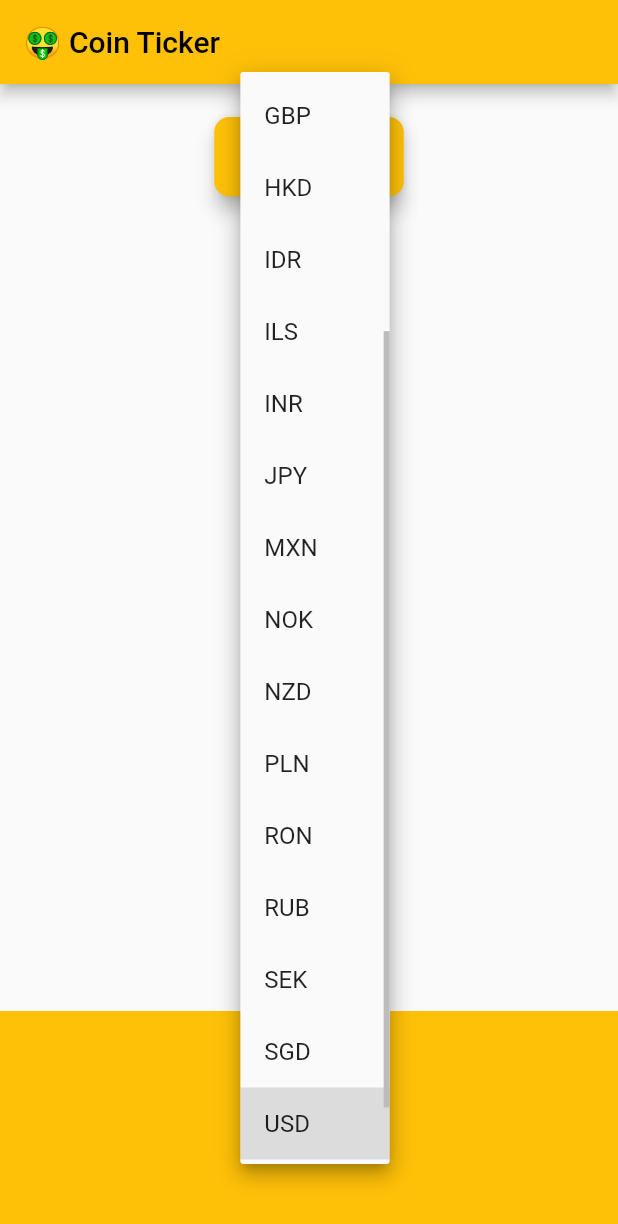
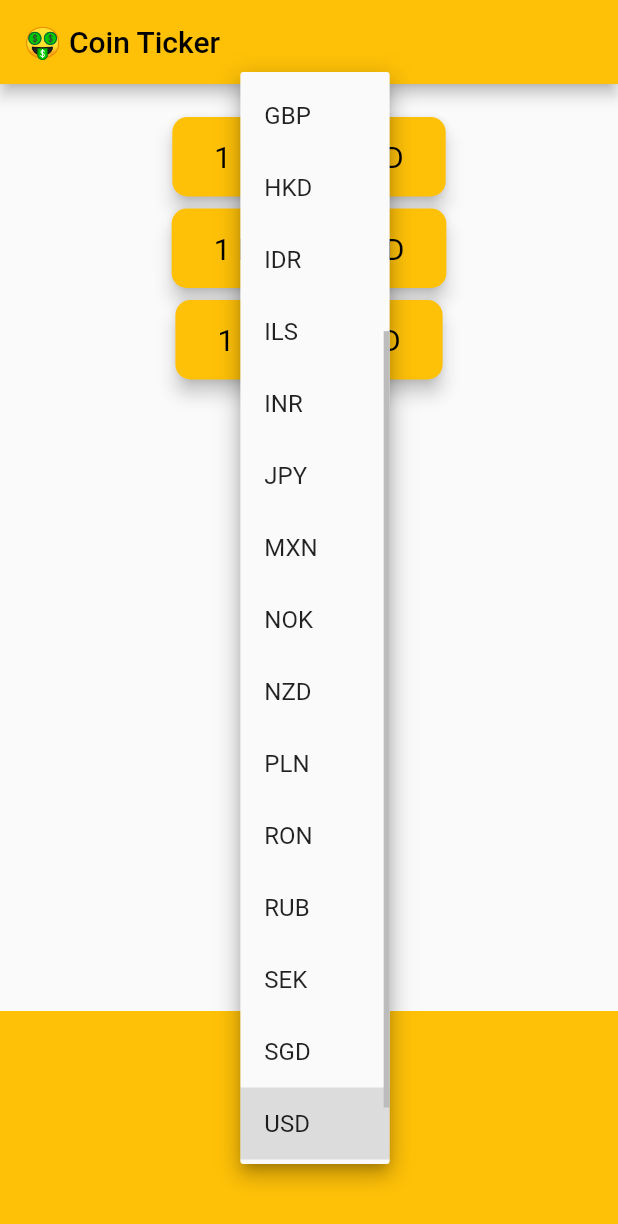
Before and after one commit to tanaybanerjeedeveloper/bitcoin_ticker, a Flutter app: the screen it shows after launch, after a tap on "USD", on a phone screen of 412 x 824 dp. Shown: the top 1224 px of the screen. Run offline on Flutter 3.47's test engine with Material 2 defaults, Android fonts, the phone set to English and light mode, and no system bars; network calls fail.

Commit message:
refactor: refactored the code and feat: added the feature to get prices of all the currencies for BTC, ETH and LTC

```diff
--- a/lib/screens/home_screen.dart
+++ b/lib/screens/home_screen.dart
@@ -13,10 +13,10 @@ class MyHomePage extends StatefulWidget {
 
 class _MyHomePageState extends State<MyHomePage> {
   CoinDataService coinDataService = CoinDataService();
-  var currencyRate = '?';
+  // var selectedCurrency = 'AUD';
   var currency = 'USD';
   var isWaiting = true;
-  Map<String, dynamic> mapOfResults;
+  Map<String, dynamic> mapOfResults = {};
 
   @override
   void initState() {
@@ -26,11 +26,16 @@ class _MyHomePageState extends State<MyHomePage> {
 
   //this func gets the data from the api and updates the state with the data.
   void _getData() async {
-    var data = await coinDataService.getExchangeRateData(currency);
-    setState(() {
-      mapOfResults = data;
+    isWaiting = true;
+    try {
+      var data = await coinDataService.getExchangeRateData(currency);
       isWaiting = false;
-    });
+      setState(() {
+        mapOfResults = data;
+      });
+    } catch (e) {
+      print('error $e');
+    }
   }
 
   DropdownButton<String> _getMaterialDropDownButton() {
@@ -46,7 +51,7 @@ class _MyHomePageState extends State<MyHomePage> {
         setState(() {
           currency = value;
         });
-        print(currency);
+
         _getData();
       },
     );
@@ -66,6 +71,11 @@ class _MyHomePageState extends State<MyHomePage> {
     );
   }
 
+  // Column _getCryptoCards() {
+  //   List<CryptoCard> cryptoCards = [];
+  //   cryptoList.map((e) => null)
+  // }
+
   @override
   Widget build(BuildContext context) {
     return Scaffold(
@@ -79,20 +89,12 @@ class _MyHomePageState extends State<MyHomePage> {
             Padding(
               padding: const EdgeInsets.fromLTRB(18.0, 18.0, 18.0, 0),
               child: Column(
-                children: [
-                  CryptoCard(
-                      cryptoCurrency: (isWaiting)
-                          ? '?'
-                          : mapOfResults['BTC']['asset_id_base'],
-                      currencyRate: (isWaiting)
-                          ? '?'
-                          : mapOfResults['BTC']['rate'].toStringAsFixed(0),
-                      currency: (isWaiting)
-                          ? '?'
-                          : mapOfResults['BTC']['asset_id_quote']),
-                  // CryptoCard(),
-                  // CryptoCard(),
-                ],
+                children: cryptoList.map((item) {
+                  return CryptoCard(
+                      cryptoCurrency: item,
+                      currencyRate: (isWaiting) ? '?' : mapOfResults[item],
+                      currency: currency);
+                }).toList(),
               ),
             ),
             Container(
--- a/lib/services/coin_data_service.dart
+++ b/lib/services/coin_data_service.dart
@@ -40,7 +40,7 @@ class CoinDataService {
       NetworkingService networkingService = NetworkingService(
           'https://rest.coinapi.io/v1/exchangerate/$item/$currency?apiKey=$apiKey');
       var result = await networkingService.getData();
-      results[item] = result;
+      results[item] = result['rate'].toStringAsFixed(0);
     }
     print('results: $results');
     return results;
```
